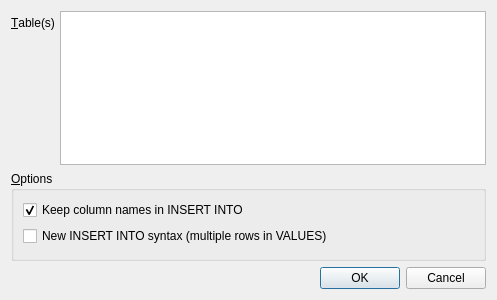
sqlitebrowser/sqlitebrowser, file src/ExportSqlDialog.ui: the form before one commit.
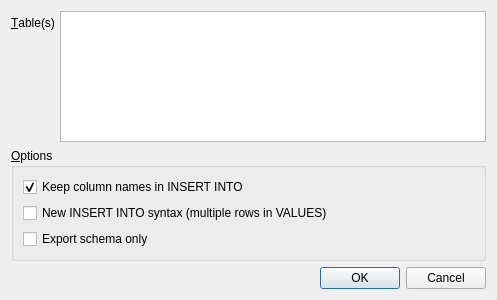
The form after the commit.

Commit message: exportsql: allow export schema only

The edit to the form file:
```diff
--- a/src/ExportSqlDialog.ui
+++ b/src/ExportSqlDialog.ui
@@ -72,7 +72,7 @@
           </property>
          </widget>
         </item>
-        <item row="2" column="0">
+        <item row="3" column="0">
          <spacer name="verticalSpacer">
           <property name="orientation">
            <enum>Qt::Vertical</enum>
@@ -85,6 +85,13 @@
           </property>
          </spacer>
         </item>
+        <item row="2" column="0">
+         <widget class="QCheckBox" name="checkSchemaOnly">
+          <property name="text">
+           <string>Export schema only</string>
+          </property>
+         </widget>
+        </item>
        </layout>
       </widget>
      </item>
```
The commit also changes 3 other files.
